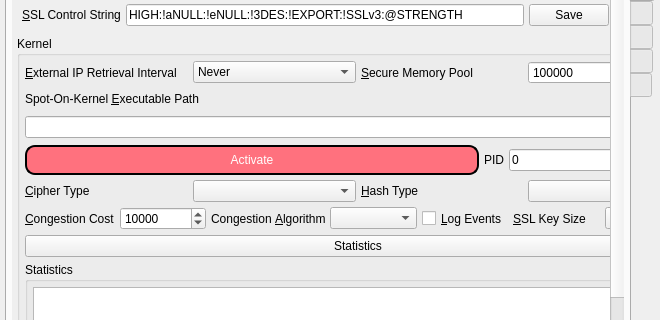
First picture: the form in branches/trunk/GoldBug-UI/controlcenter.ui, repository textbrowser/spot-on, before the edit; both pictures show x 0 to 660 and y 191 to 511 of the 660 by 800 pixel window.
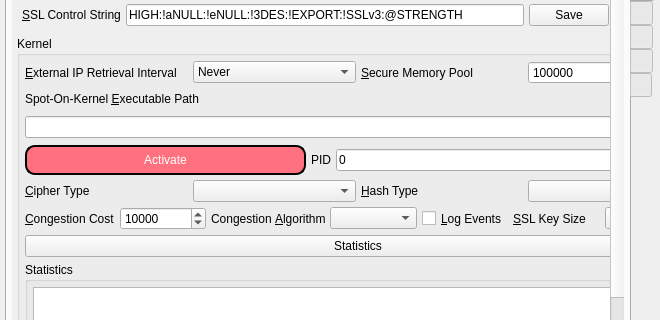
Second picture: the form after the edit. The open tabs and pages were chosen to show the change. Icons and pictures are not drawn. Custom widgets are drawn as their Qt base class.

Patch:
```diff
--- a/branches/trunk/GoldBug-UI/controlcenter.ui
+++ b/branches/trunk/GoldBug-UI/controlcenter.ui
@@ -6794,12 +6794,6 @@
                    </item>
                    <item>
                     <widget class="QLineEdit" name="pid">
-                     <property name="sizePolicy">
-                      <sizepolicy hsizetype="Fixed" vsizetype="Fixed">
-                       <horstretch>0</horstretch>
-                       <verstretch>0</verstretch>
-                      </sizepolicy>
-                     </property>
                      <property name="toolTip">
                       <string>If PID is -1, please verify that libspoton is current.</string>
                      </property>
```
Left out of the diff: 18 changed lines with no effect on the pictures.
